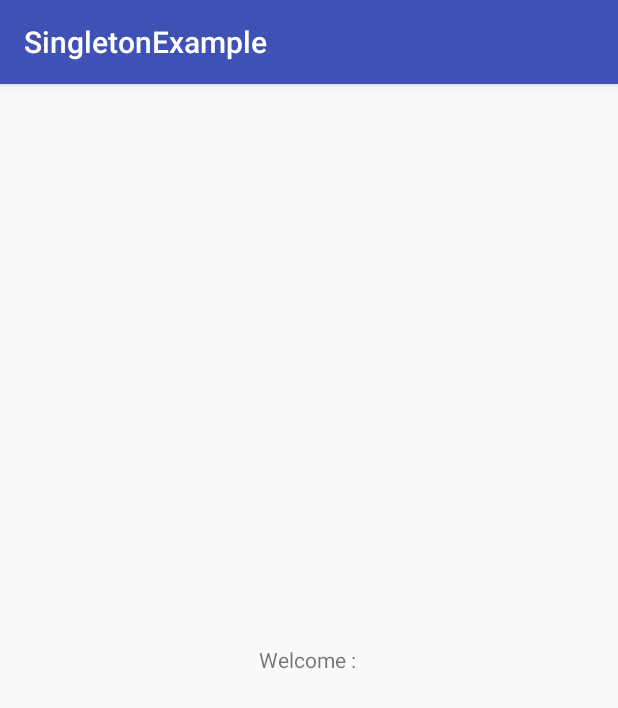
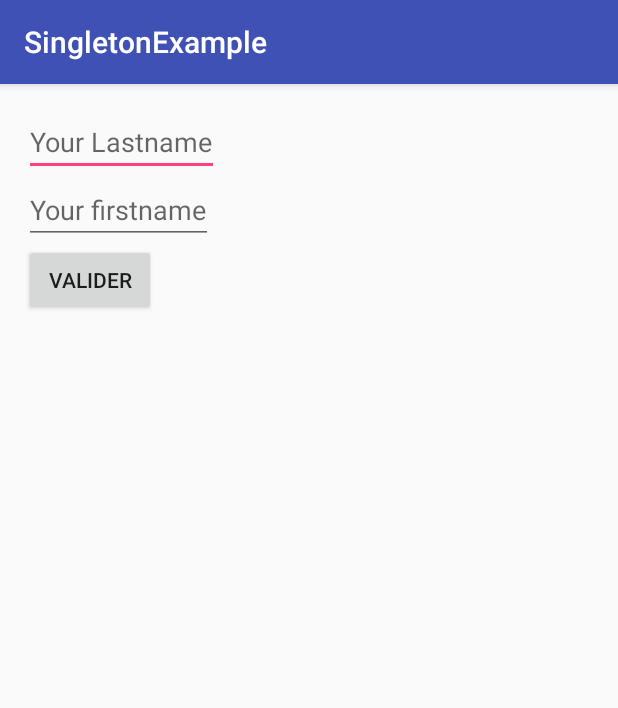
Before and after one commit to Yorevil/SingletonExample, an Android app: the screen it shows after launch (WelcomeActivity before the commit, InformationActivity after it), after a tap on "LOGIN", on a phone screen of 412 x 824 dp. Shown: the top 708 px of the screen. Run offline under Robolectric (Android 15) with nearby library versions, the phone set to English and light mode, and no system bars.

Commit message:
Added LRUcache

```diff
--- a/app/src/main/AndroidManifest.xml
+++ b/app/src/main/AndroidManifest.xml
@@ -15,7 +15,8 @@
                 <category android:name="android.intent.category.LAUNCHER" />
             </intent-filter>
         </activity>
-        <activity android:name=".WelcomeActivity"></activity>
+        <activity android:name=".WelcomeActivity" />
+        <activity android:name=".InformationActivity"></activity>
     </application>
 
 </manifest>
--- /dev/null
+++ b/app/src/main/java/com/jonathan/singletonexample/Cache.java
@@ -0,0 +1,28 @@
+package com.jonathan.singletonexample;
+
+import android.util.LruCache;
+
+/**
+ * Created by jonathanherrmann on 17/08/2016.
+ */
+public class Cache {
+
+    private static Cache instance;
+    private LruCache<String, Object> lruCache;
+
+    private Cache(){
+        lruCache = new LruCache<>(1024); // random size
+    }
+
+    public static Cache getInstance(){
+        if (instance == null){
+            instance = new Cache();
+        }
+
+        return instance;
+    }
+
+    public LruCache<String, Object> getLruCache(){
+        return lruCache;
+    }
+}
--- /dev/null
+++ b/app/src/main/java/com/jonathan/singletonexample/InformationActivity.java
@@ -0,0 +1,46 @@
+package com.jonathan.singletonexample;
+
+import android.content.Intent;
+import android.support.v7.app.AppCompatActivity;
+import android.os.Bundle;
+import android.view.View;
+import android.widget.Button;
+import android.widget.EditText;
+
+public class InformationActivity extends AppCompatActivity {
+
+    private Button validatedInformation;
+    private EditText editLastname;
+    private EditText editFirstname;
+
+    @Override
+    protected void onCreate(Bundle savedInstanceState) {
+        super.onCreate(savedInstanceState);
+        setContentView(R.layout.activity_information);
+
+        validatedInformation = (Button) findViewById(R.id.valide_information_button);
+        editLastname = (EditText) findViewById(R.id.last_name_text);
+        editFirstname = (EditText) findViewById(R.id.first_name_text);
+
+        validatedInformation.setOnClickListener(new View.OnClickListener() {
+            @Override
+            public void onClick(View view) {
+                saveFirstnameToCache();
+                saveLastnameToCache();
+                Intent welcomeActivityIntent = new Intent(InformationActivity.this, WelcomeActivity.class);
+                startActivity(welcomeActivityIntent);
+            }
+        });
+
+
+    }
+
+    public void saveFirstnameToCache(){
+        Cache.getInstance().getLruCache().put("person_firstname", editFirstname.getText().toString()); // Cache LRU
+    }
+
+    public void saveLastnameToCache(){
+        Cache.getInstance().getLruCache().put("person_lastname", editLastname.getText().toString()); // Cache LRU
+    }
+
+}
--- a/app/src/main/java/com/jonathan/singletonexample/LoginActivity.java
+++ b/app/src/main/java/com/jonathan/singletonexample/LoginActivity.java
@@ -1,33 +1,42 @@
 package com.jonathan.singletonexample;
 
 import android.content.Intent;
+import android.os.Bundle;
 import android.support.v7.app.AppCompatActivity;
-import android.os.Bundle;
 import android.view.View;
 import android.widget.Button;
 import android.widget.EditText;
 
 public class LoginActivity extends AppCompatActivity {
 
+    private Button buttonLogin;
+    private EditText editUsername;
+
+
     @Override
     protected void onCreate(Bundle savedInstanceState) {
         super.onCreate(savedInstanceState);
         setContentView(R.layout.activity_login);
-
-        Button buttonLogin = (Button) findViewById(R.id.button_login);
-        final EditText editUsername = (EditText) findViewById(R.id.edit_username);
+        buttonLogin = (Button) findViewById(R.id.button_login);
+        editUsername = (EditText) findViewById(R.id.edit_username);
         final SingletonExample testSingleton = SingletonExample.getInstance();
-
         buttonLogin.setOnClickListener(new View.OnClickListener() {
             @Override
             public void onClick(View view) {
-                SingletonExample.getInstance().setUsername(editUsername.getText().toString());
-                testSingleton.printSingletonMethod();
-
-                Intent welcomeActivityIntent = new Intent(LoginActivity.this, WelcomeActivity.class);
+                //SingletonExample.getInstance().setUsername(editUsername.getText().toString());
+                //testSingleton.printSingletonMethod();
+                saveUsernameToCache();
+                Intent welcomeActivityIntent = new Intent(LoginActivity.this, InformationActivity.class);
                 startActivity(welcomeActivityIntent);
             }
         });
+    }
 
+    public void saveUsernameToCache(){
+        Cache.getInstance().getLruCache().put("user_name", editUsername.getText().toString()); // Cache LRU
+    }
+
+    public void retrieveUsernameFromCache(){
+        editUsername = (EditText) Cache.getInstance().getLruCache().get("user_name");
     }
 }
--- a/app/src/main/java/com/jonathan/singletonexample/WelcomeActivity.java
+++ b/app/src/main/java/com/jonathan/singletonexample/WelcomeActivity.java
@@ -2,6 +2,7 @@ package com.jonathan.singletonexample;
 
 import android.os.Bundle;
 import android.support.v7.app.AppCompatActivity;
+import android.widget.EditText;
 import android.widget.TextView;
 
 public class WelcomeActivity extends AppCompatActivity {
@@ -12,6 +13,8 @@ public class WelcomeActivity extends AppCompatActivity {
         setContentView(R.layout.activity_welcome);
 
         TextView welcomeText = (TextView) findViewById(R.id.text_view_welcome);
-        welcomeText.setText("Welcome : " + SingletonExample.getInstance().getUsername());
+        //welcomeText.setText("Welcome : " + SingletonExample.getInstance().getUsername());
+        String string = Cache.getInstance().getLruCache().get("person_lastname").toString() + Cache.getInstance().getLruCache().get("person_firstname").toString();
+        welcomeText.setText(string);
     }
 }
--- /dev/null
+++ b/app/src/main/res/layout/activity_information.xml
@@ -0,0 +1,31 @@
+<?xml version="1.0" encoding="utf-8"?>
+<LinearLayout xmlns:android="http://schemas.android.com/apk/res/android"
+    xmlns:tools="http://schemas.android.com/tools"
+    android:layout_width="match_parent"
+    android:layout_height="match_parent"
+    android:paddingBottom="@dimen/activity_vertical_margin"
+    android:paddingLeft="@dimen/activity_horizontal_margin"
+    android:paddingRight="@dimen/activity_horizontal_margin"
+    android:paddingTop="@dimen/activity_vertical_margin"
+    tools:context="com.jonathan.singletonexample.InformationActivity"
+    android:orientation="vertical">
+
+    <EditText
+        android:id="@+id/last_name_text"
+        android:layout_width="wrap_content"
+        android:layout_height="wrap_content"
+        android:hint="Your Lastname"/>
+
+
+    <EditText
+        android:id="@+id/first_name_text"
+        android:layout_width="wrap_content"
+        android:layout_height="wrap_content"
+        android:hint="Your firstname"/>
+
+    <Button
+        android:id="@+id/valide_information_button"
+        android:layout_width="wrap_content"
+        android:layout_height="wrap_content"
+        android:text="Valider"/>
+</LinearLayout>
```
Also changed, not shown: app/src/main/java/com/jonathan/singletonexample/Person.java (added, +61 -0 lines).
